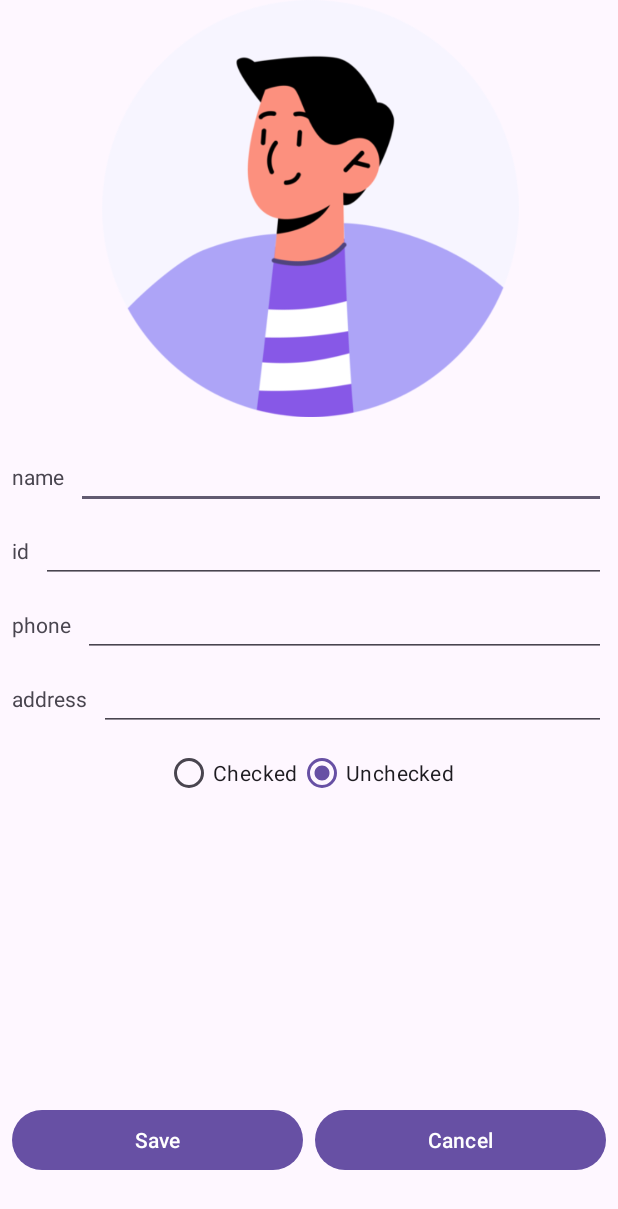
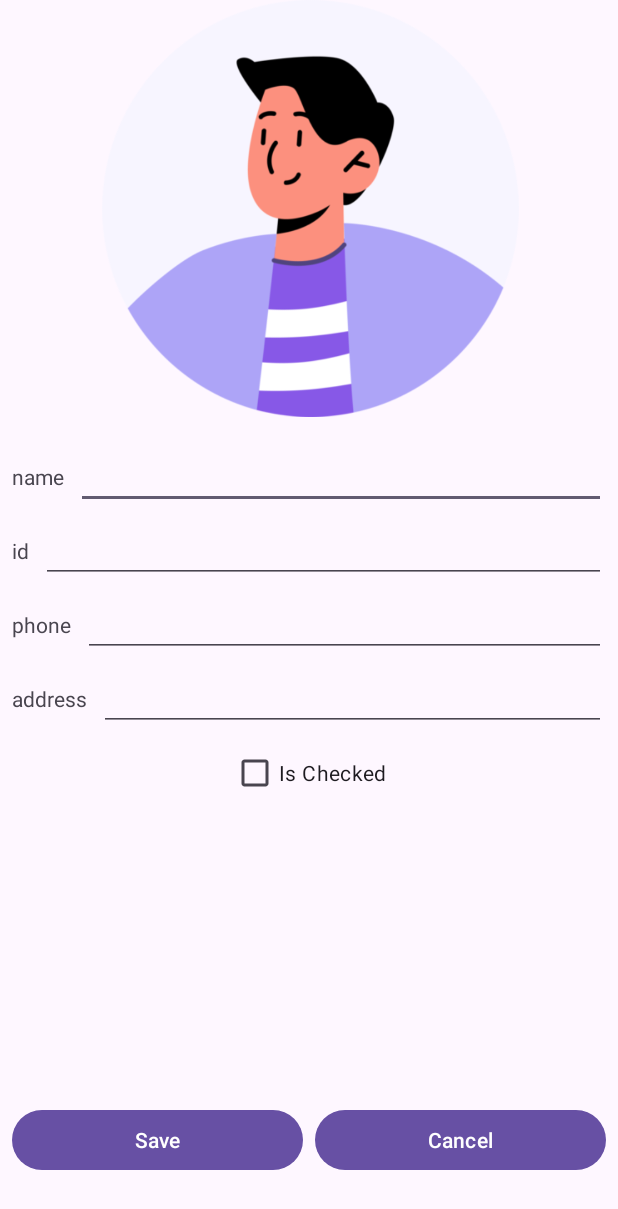
Before and after one commit to hadarz-education/Mobile-Assignments, an Android app: the AddStudentActivity screen opened directly, with no data from a screen before it, on a phone screen of 412 x 824 dp. Shown: the top 1209 px of the screen. Run offline under Robolectric (Android 15) with nearby library versions, the phone set to English and light mode, and no system bars.

```diff
--- a/app/src/main/java/com/hzho/mobileassignments/StudentsRecyclerViewActivity.kt
+++ b/app/src/main/java/com/hzho/mobileassignments/StudentsRecyclerViewActivity.kt
@@ -56,7 +56,6 @@ class StudentsRecyclerViewActivity : AppCompatActivity() {
             override fun onItemClick(position: Int) {
                 Log.d("TAG", "On click Activity listener on position $position")
                 navigateToStudentDetails(position)
-
             }
 
             override fun onItemClick(student: Student?) {
--- a/app/src/main/res/layout/activity_add_student.xml
+++ b/app/src/main/res/layout/activity_add_student.xml
@@ -102,31 +102,19 @@
         app:layout_constraintEnd_toEndOf="parent"
         app:layout_constraintStart_toEndOf="@+id/textView4" />
 
-    <RadioGroup
-        android:id="@+id/check_status_group"
+    <CheckBox
+        android:id="@+id/student_check_status"
         android:layout_width="wrap_content"
         android:layout_height="wrap_content"
+        android:layout_marginStart="8dp"
+        android:layout_marginEnd="8dp"
+        android:text="Is Checked"
+        android:layout_gravity="center"
         android:orientation="horizontal"
         android:layout_marginTop="16dp"
         app:layout_constraintEnd_toEndOf="parent"
         app:layout_constraintStart_toStartOf="parent"
-        app:layout_constraintTop_toBottomOf="@+id/textView4">
-
-        <!-- RadioButton for "Checked" -->
-        <RadioButton
-            android:id="@+id/radio_checked"
-            android:layout_width="wrap_content"
-            android:layout_height="wrap_content"
-            android:text="Checked" />
-
-        <!-- RadioButton for "Unchecked" -->
-        <RadioButton
-            android:id="@+id/radio_unchecked"
-            android:layout_width="wrap_content"
-            android:layout_height="wrap_content"
-            android:text="Unchecked"
-            android:checked="true" /> <!-- Default to unchecked -->
-    </RadioGroup>
+        app:layout_constraintTop_toBottomOf="@+id/textView4"/>
 
     <Button
         android:id="@+id/add_student_activity_cancel_button"
```
Also changed, not shown: app/src/main/java/com/hzho/mobileassignments/AddStudentActivity.kt (+4 -11 lines).
